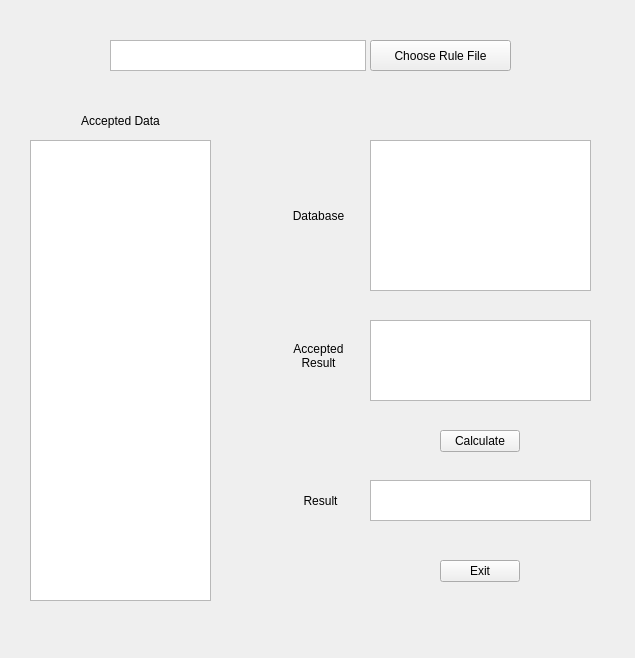
Above: UI/MainWidget.ui from mythsman/Production_System before the change. Below: the same form after it.
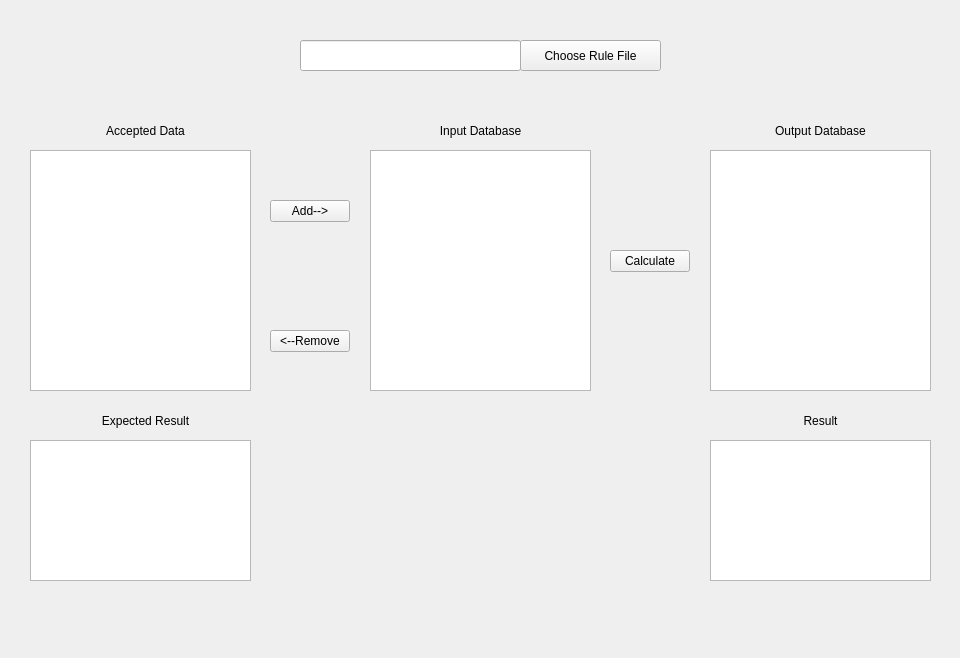
That is the form after the change.

```diff
--- a/UI/MainWidget.ui
+++ b/UI/MainWidget.ui
@@ -5,24 +5,20 @@
   <property name="enabled">
    <bool>true</bool>
   </property>
+  <property name="geometry">
+   <rect>
+    <x>0</x>
+    <y>0</y>
+    <width>960</width>
+    <height>658</height>
+   </rect>
+  </property>
   <property name="sizePolicy">
    <sizepolicy hsizetype="Fixed" vsizetype="Fixed">
     <horstretch>0</horstretch>
     <verstretch>0</verstretch>
    </sizepolicy>
   </property>
-  <property name="minimumSize">
-   <size>
-    <width>635</width>
-    <height>658</height>
-   </size>
-  </property>
-  <property name="maximumSize">
-   <size>
-    <width>635</width>
-    <height>658</height>
-   </size>
-  </property>
   <property name="mouseTracking">
    <bool>false</bool>
   </property>
@@ -35,47 +31,11 @@
   <property name="locale">
    <locale language="Chinese" country="China"/>
   </property>
-  <widget class="QListView" name="listView">
-   <property name="geometry">
-    <rect>
-     <x>30</x>
-     <y>140</y>
-     <width>181</width>
-     <height>461</height>
-    </rect>
-   </property>
-   <property name="sizePolicy">
-    <sizepolicy hsizetype="Fixed" vsizetype="Fixed">
-     <horstretch>0</horstretch>
-     <verstretch>0</verstretch>
-    </sizepolicy>
-   </property>
-  </widget>
-  <widget class="QListView" name="listView_2">
-   <property name="geometry">
-    <rect>
-     <x>370</x>
-     <y>140</y>
-     <width>221</width>
-     <height>151</height>
-    </rect>
-   </property>
-  </widget>
-  <widget class="QListView" name="listView_3">
-   <property name="geometry">
-    <rect>
-     <x>370</x>
-     <y>320</y>
-     <width>221</width>
-     <height>81</height>
-    </rect>
-   </property>
-  </widget>
   <widget class="QPushButton" name="btnCalc">
    <property name="geometry">
     <rect>
-     <x>440</x>
-     <y>430</y>
+     <x>610</x>
+     <y>250</y>
      <width>80</width>
      <height>22</height>
     </rect>
@@ -84,30 +44,10 @@
     <string>Calculate</string>
    </property>
   </widget>
-  <widget class="QTextBrowser" name="textBrowser">
-   <property name="geometry">
-    <rect>
-     <x>370</x>
-     <y>480</y>
-     <width>221</width>
-     <height>41</height>
-    </rect>
-   </property>
-  </widget>
-  <widget class="QTextBrowser" name="textBrowser_2">
-   <property name="geometry">
-    <rect>
-     <x>110</x>
-     <y>40</y>
-     <width>256</width>
-     <height>31</height>
-    </rect>
-   </property>
-  </widget>
   <widget class="QPushButton" name="btnChooseFile">
    <property name="geometry">
     <rect>
-     <x>370</x>
+     <x>520</x>
      <y>40</y>
      <width>141</width>
      <height>31</height>
@@ -122,8 +62,8 @@
     <rect>
      <x>40</x>
      <y>110</y>
-     <width>161</width>
-     <height>21</height>
+     <width>211</width>
+     <height>41</height>
     </rect>
    </property>
    <property name="text">
@@ -139,14 +79,14 @@
   <widget class="QLabel" name="label_2">
    <property name="geometry">
     <rect>
-     <x>278</x>
-     <y>140</y>
-     <width>81</width>
-     <height>151</height>
+     <x>370</x>
+     <y>110</y>
+     <width>221</width>
+     <height>41</height>
     </rect>
    </property>
    <property name="text">
-    <string>Database</string>
+    <string>Input Database</string>
    </property>
    <property name="alignment">
     <set>Qt::AlignCenter</set>
@@ -155,14 +95,14 @@
   <widget class="QLabel" name="label_3">
    <property name="geometry">
     <rect>
-     <x>278</x>
-     <y>320</y>
-     <width>81</width>
-     <height>71</height>
+     <x>40</x>
+     <y>400</y>
+     <width>211</width>
+     <height>41</height>
     </rect>
    </property>
    <property name="text">
-    <string>Accepted Result</string>
+    <string>Expected Result</string>
    </property>
    <property name="alignment">
     <set>Qt::AlignCenter</set>
@@ -171,25 +111,126 @@
     <bool>true</bool>
    </property>
   </widget>
-  <widget class="QPushButton" name="btnExit">
+  <widget class="QLineEdit" name="lineEdit">
    <property name="geometry">
     <rect>
-     <x>440</x>
-     <y>560</y>
+     <x>300</x>
+     <y>40</y>
+     <width>221</width>
+     <height>31</height>
+    </rect>
+   </property>
+   <property name="dragEnabled">
+    <bool>true</bool>
+   </property>
+   <property name="readOnly">
+    <bool>true</bool>
+   </property>
+  </widget>
+  <widget class="QListWidget" name="listWidget">
+   <property name="geometry">
+    <rect>
+     <x>30</x>
+     <y>150</y>
+     <width>221</width>
+     <height>241</height>
+    </rect>
+   </property>
+   <property name="sortingEnabled">
+    <bool>true</bool>
+   </property>
+  </widget>
+  <widget class="QListWidget" name="listWidget_2">
+   <property name="geometry">
+    <rect>
+     <x>370</x>
+     <y>150</y>
+     <width>221</width>
+     <height>241</height>
+    </rect>
+   </property>
+  </widget>
+  <widget class="QListWidget" name="listWidget_3">
+   <property name="geometry">
+    <rect>
+     <x>30</x>
+     <y>440</y>
+     <width>221</width>
+     <height>141</height>
+    </rect>
+   </property>
+   <property name="sortingEnabled">
+    <bool>true</bool>
+   </property>
+  </widget>
+  <widget class="QPushButton" name="btnAdd">
+   <property name="geometry">
+    <rect>
+     <x>270</x>
+     <y>200</y>
      <width>80</width>
      <height>22</height>
     </rect>
    </property>
    <property name="text">
-    <string>Exit</string>
+    <string>Add--&gt;</string>
+   </property>
+  </widget>
+  <widget class="QPushButton" name="btnRm">
+   <property name="geometry">
+    <rect>
+     <x>270</x>
+     <y>330</y>
+     <width>80</width>
+     <height>22</height>
+    </rect>
+   </property>
+   <property name="text">
+    <string>&lt;--Remove</string>
+   </property>
+  </widget>
+  <widget class="QListWidget" name="listWidget_4">
+   <property name="geometry">
+    <rect>
+     <x>710</x>
+     <y>440</y>
+     <width>221</width>
+     <height>141</height>
+    </rect>
+   </property>
+  </widget>
+  <widget class="QListWidget" name="listWidget_5">
+   <property name="geometry">
+    <rect>
+     <x>710</x>
+     <y>150</y>
+     <width>221</width>
+     <height>241</height>
+    </rect>
    </property>
   </widget>
   <widget class="QLabel" name="label_4">
    <property name="geometry">
     <rect>
-     <x>280</x>
-     <y>480</y>
-     <width>81</width>
+     <x>710</x>
+     <y>110</y>
+     <width>221</width>
+     <height>41</height>
+    </rect>
+   </property>
+   <property name="text">
+    <string>Output Database</string>
+   </property>
+   <property name="alignment">
+    <set>Qt::AlignCenter</set>
+   </property>
+  </widget>
+  <widget class="QLabel" name="label_5">
+   <property name="geometry">
+    <rect>
+     <x>710</x>
+     <y>400</y>
+     <width>221</width>
      <height>41</height>
     </rect>
    </property>
@@ -199,6 +240,9 @@
    <property name="alignment">
     <set>Qt::AlignCenter</set>
    </property>
+   <property name="wordWrap">
+    <bool>true</bool>
+   </property>
   </widget>
  </widget>
  <resources/>
```
Left out of the diff: 50 changed lines with no effect on the pictures.
